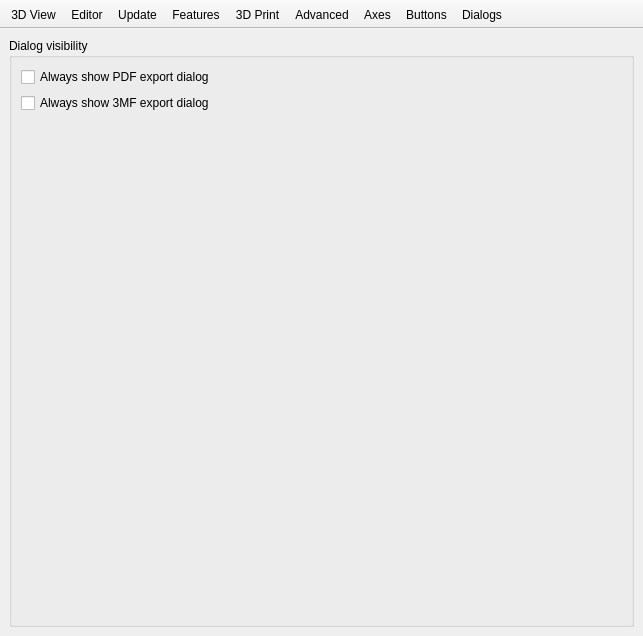
Before: the Qt Designer form src/gui/Preferences.ui in openscad/openscad, drawn with Qt 5.
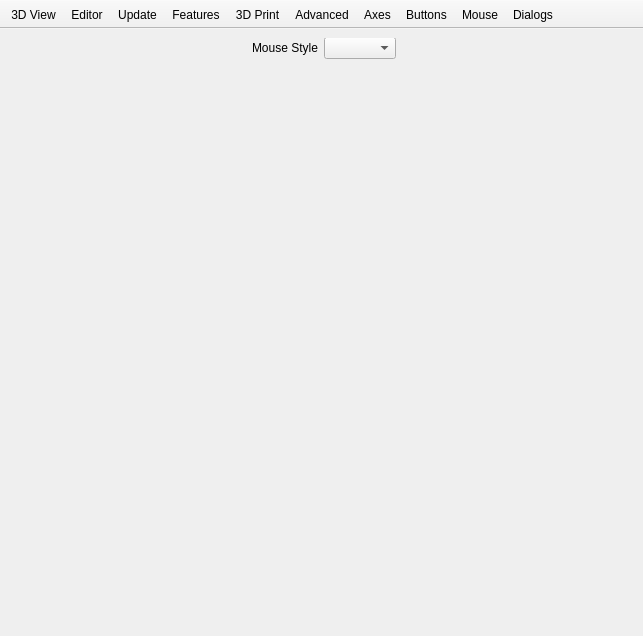
After: the same form once the commit is applied. Icons and pictures are not drawn. Custom widgets are drawn as their Qt base class.

Commit message: Added non-functional mouse page

```diff
--- a/src/gui/Preferences.ui
+++ b/src/gui/Preferences.ui
@@ -2735,6 +2735,73 @@
         </item>
        </layout>
       </widget>
+      <widget class="QWidget" name="pageMouse">
+       <widget class="QWidget" name="verticalLayoutWidget">
+        <property name="geometry">
+         <rect>
+          <x>-1</x>
+          <y>-1</y>
+          <width>631</width>
+          <height>551</height>
+         </rect>
+        </property>
+        <layout class="QVBoxLayout" name="verticalLayoutMouse" stretch="0,0">
+         <item>
+          <layout class="QHBoxLayout" name="horizontalLayoutMouse">
+           <item>
+            <spacer name="horizontalSpacer_40">
+             <property name="orientation">
+              <enum>Qt::Horizontal</enum>
+             </property>
+             <property name="sizeHint" stdset="0">
+              <size>
+               <width>40</width>
+               <height>20</height>
+              </size>
+             </property>
+            </spacer>
+           </item>
+           <item alignment="Qt::AlignLeft">
+            <widget class="QLabel" name="labelMouseStyle">
+             <property name="text">
+              <string>Mouse Style</string>
+             </property>
+            </widget>
+           </item>
+           <item>
+            <widget class="QComboBox" name="comboBoxMouseStyle"/>
+           </item>
+           <item>
+            <spacer name="horizontalSpacer_42">
+             <property name="orientation">
+              <enum>Qt::Horizontal</enum>
+             </property>
+             <property name="sizeHint" stdset="0">
+              <size>
+               <width>40</width>
+               <height>20</height>
+              </size>
+             </property>
+            </spacer>
+           </item>
+          </layout>
+         </item>
+         <item>
+          <spacer name="verticalSpacer_3">
+           <property name="orientation">
+            <enum>Qt::Vertical</enum>
+           </property>
+           <property name="sizeHint" stdset="0">
+            <size>
+             <width>20</width>
+             <height>40</height>
+            </size>
+           </property>
+          </spacer>
+         </item>
+        </layout>
+       </widget>
+      </widget>
       <widget class="QWidget" name="pageDialogs">
        <layout class="QVBoxLayout" name="verticalLayout_18">
         <property name="leftMargin">
@@ -2824,6 +2891,7 @@
    <addaction name="prefsActionAdvanced"/>
    <addaction name="prefsActionInput"/>
    <addaction name="prefsActionInputButton"/>
+   <addaction name="prefsActionMouse"/>
    <addaction name="prefsActionDialogs"/>
   </widget>
   <action name="prefsAction3DView">
@@ -2916,6 +2984,18 @@
     <string>Buttons</string>
    </property>
   </action>
+  <action name="prefsActionMouse">
+   <property name="checkable">
+    <bool>true</bool>
+   </property>
+   <property name="icon">
+    <iconset resource="../../resources/common.qrc">
+     <normaloff>:/icons/prefsInput.png</normaloff>:/icons/prefsInput.png</iconset>
+   </property>
+   <property name="text">
+    <string>Mouse</string>
+   </property>
+  </action>
   <action name="prefsAction3DPrint">
    <property name="checkable">
     <bool>true</bool>
```
The commit also changes 4 other files.
